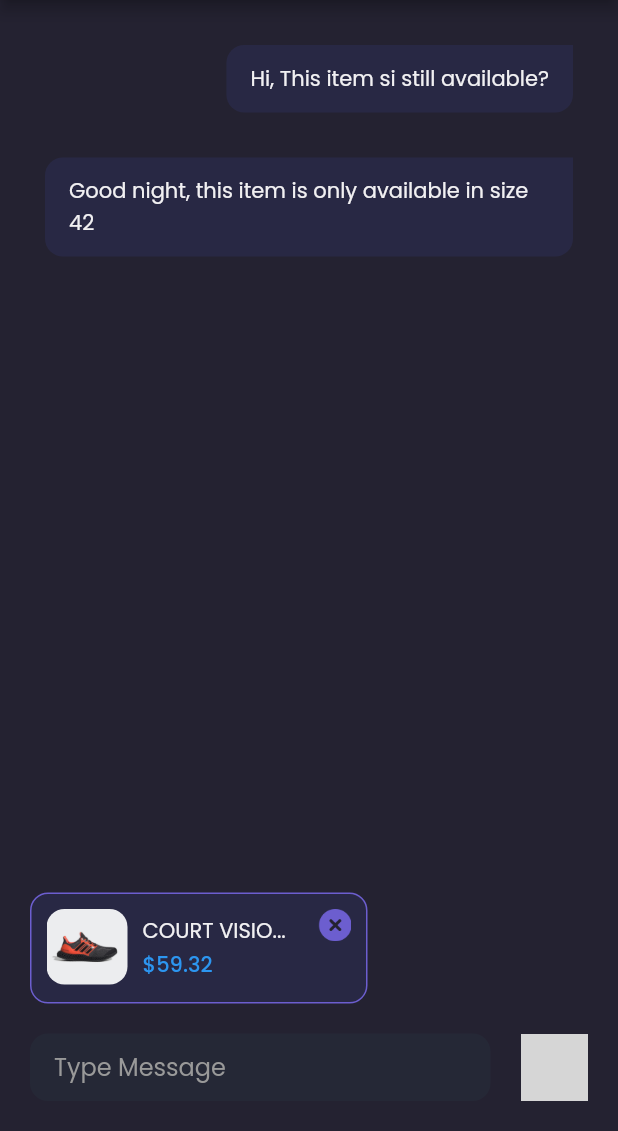
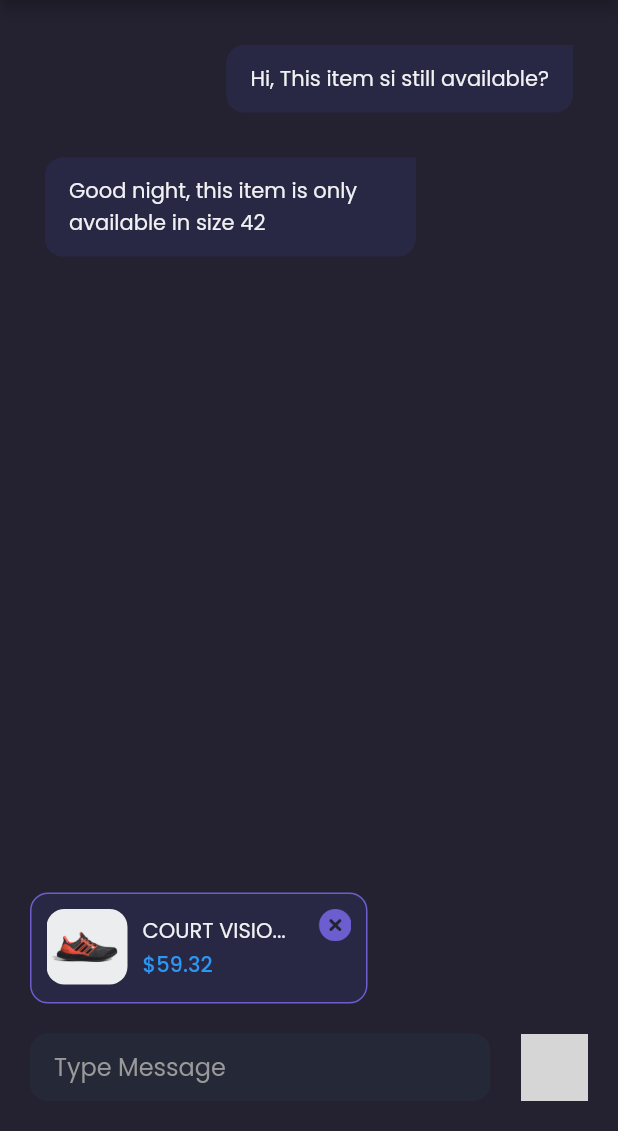
Before and after one commit to AsepCahyudin/saveshamo, a Flutter app: the DetailChatPage screen opened by its route, on a phone screen of 412 x 824 dp, the part 105-1236 px from its top. Run offline on Flutter 3.47's test engine with Material 2 defaults, Android fonts, the phone set to English and light mode, and no system bars; our stand-ins replace google_fonts; grey boxes are pictures that could not be loaded.

Commit message:
sender position chat

```diff
--- a/lib/widgets/chat_bubble.dart
+++ b/lib/widgets/chat_bubble.dart
@@ -13,10 +13,14 @@ class ChatBubble extends StatelessWidget {
       width: double.infinity,
       margin: EdgeInsets.only(top: 30),
       child: Row(
-        mainAxisAlignment: MainAxisAlignment.end,
+        mainAxisAlignment:
+            isSender ? MainAxisAlignment.end : MainAxisAlignment.start,
         children: [
           Flexible(
             child: Container(
+              constraints: BoxConstraints(
+                maxWidth: MediaQuery.of(context).size.width * 0.6,
+              ),
               padding: EdgeInsets.symmetric(
                 horizontal: 16,
                 vertical: 12,
```
